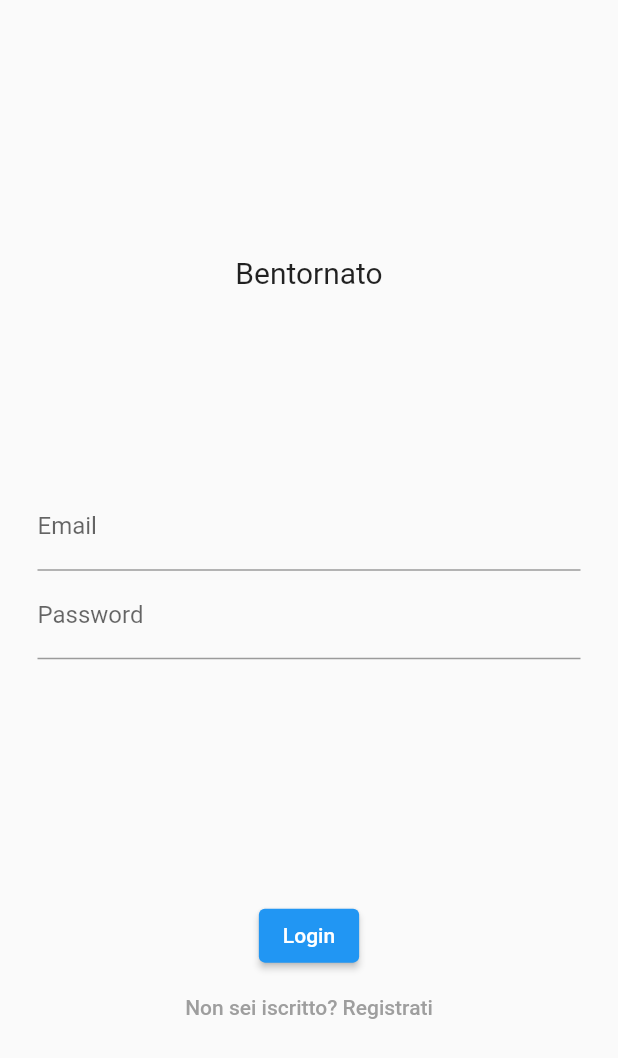
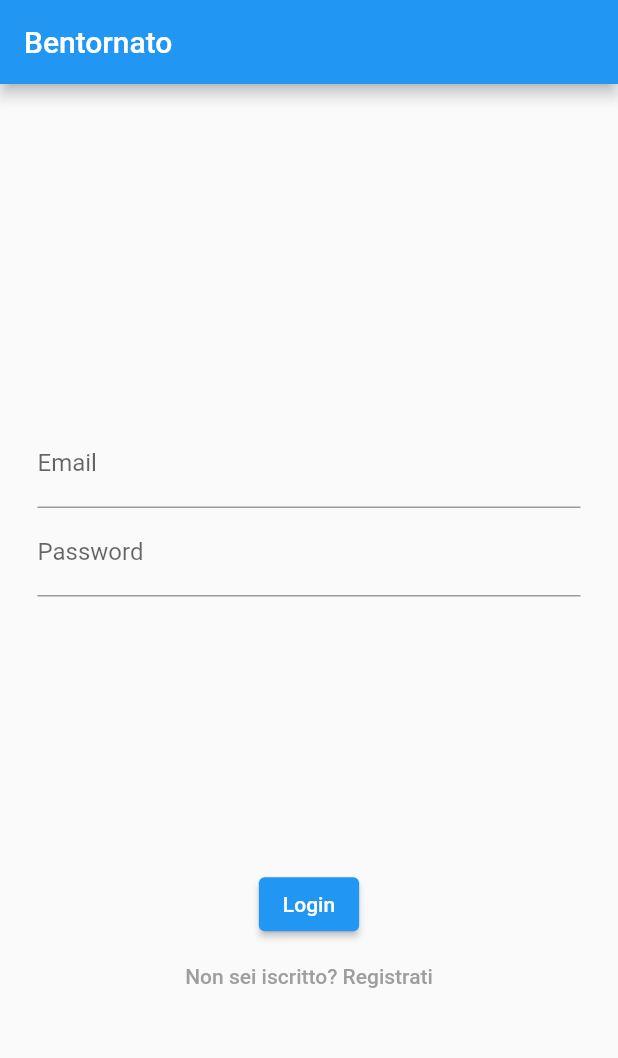
Before and after one commit to Glydric/cyberbullism_bully, a Flutter app: the LogInPage screen opened directly, after a tap on "Login", on a phone screen of 412 x 824 dp. Shown: the top 1058 px of the screen. Run offline on Flutter 3.47's test engine with Material 2 defaults, Android fonts, the phone set to English and light mode, and no system bars; our stand-ins replace shared_preferences; accounts and stored records are empty; network calls fail.

Commit message:
renaming and working login switcher

```diff
--- a/lib/View/user/login_registration/login_page.dart
+++ b/lib/View/profile/login_registration/login_page.dart
@@ -4,8 +4,6 @@ import '/Model/connect_db/user_connector.dart';
 import '/Model/connect_db/login_exception.dart';
 import '/Model/user.dart';
 import '/Model/user_save_manager.dart';
-
-import '/View/user/user_info_page.dart';
 
 import 'register_page.dart';
 
@@ -25,21 +23,31 @@ class _LogInPageState extends State<LogInPage> {
   void signIn() async {
     try {
       User user = await DbUserConnector.getUser(
-          _emailController.text, _passowordController.text);
+        _emailController.text,
+        _passowordController.text,
+      );
 
       UserSavingManager.saveUser(user);
-      toPage(const UserInfoPage());
+
+      Navigator.pop(context);
+
       _errorName = "";
     } on LoginException catch (e) {
-      if (e.toString() == "invalid-email") {
-        setState(() => _errorName = "Inserire un'email corretta");
+      switch (e.toString()) {
+        case "invalid-email":
+          _errorName = "Inserire un'email corretta";
+          break;
+        case "user-not-found":
+          _errorName = "Utente o password errata";
+          break;
+        case "too-many-requests":
+          _errorName = "Troppi tentativi, provare più tardi";
+          break;
+        default:
+          debugPrint(e.toString());
       }
-      if (e.message == "user-not-found") {
-        setState(() => _errorName = "Utente o password errata");
-      }
-      if (e.toString() == "too-many-requests") {
-        setState(() => _errorName = "Troppi tentativi, provare più tardi");
-      }
+    } finally {
+      setState(() => _errorName);
     }
   }
 
@@ -52,6 +60,10 @@ class _LogInPageState extends State<LogInPage> {
 
   @override
   Widget build(BuildContext context) => Scaffold(
+        appBar: AppBar(
+          title: const Text("Bentornato", style: TextStyle(fontSize: 20)),
+          automaticallyImplyLeading: false,
+        ),
         body: SafeArea(
           child: Center(
             child: Padding(
@@ -59,15 +71,6 @@ class _LogInPageState extends State<LogInPage> {
               child: Column(
                 children: [
                   const Spacer(),
-                  const Text(
-                    "", //TODO inserire il titolo
-                    style: TextStyle(
-                      fontWeight: FontWeight.bold,
-                      fontSize: 36,
-                    ),
-                  ),
-                  const Spacer(),
-                  const Text("Bentornato", style: TextStyle(fontSize: 20)),
                   const Spacer(),
                   const Spacer(),
 
@@ -101,7 +104,6 @@ class _LogInPageState extends State<LogInPage> {
                     ),
                   ]),
                   const Spacer(),
-
                   const Spacer(),
                   ElevatedButton(
                     onPressed: signIn,
--- a/lib/View/user/user_info_page.dart
+++ b/lib/View/profile/user_info_page.dart
@@ -27,6 +27,10 @@ class _UserInfoPageState extends State<UserInfoPage> {
           children: [
             const Text("UserName:"),
             Text(user.toString()),
+            const ElevatedButton(
+              onPressed: UserSavingManager.deleteUser,
+              child: Text("Logout"),
+            ),
           ],
         ),
       ),
--- a/lib/View/segnalazioni/user/home.dart
+++ b/lib/View/segnalazioni/user/home.dart
@@ -16,9 +16,9 @@ class HomeSegnalazioni extends StatefulWidget {
 
 class _HomeSegnalazioniState extends State<HomeSegnalazioni> {
   bool _isWriting = false;
+
   @override
   Widget build(BuildContext context) => Scaffold(
-        appBar: AppBar(title: const Text("Le tue segnalazioni")),
         body: Center(
           child: Stack(
             children: <Widget>[
--- a/lib/main.dart
+++ b/lib/main.dart
@@ -1,5 +1,5 @@
 import 'package:flutter/material.dart';
-import 'screen_switcher.dart';
+import 'main_switcher.dart';
 
 /// Questa classe è la classe principale che avvia tutta l'app flutter
 void main() async {
```
Also changed, not shown: lib/Model/user_save_manager.dart (+8 -2 lines), lib/View/profile/login_registration/register_page.dart (renamed from lib/View/user/login_registration/register_page.dart, +34 -22 lines), lib/View/profile/switcher.dart (renamed from lib/View/user/login_page_switcher.dart, +13 -15 lines), lib/View/segnalazioni/switcher.dart (renamed from lib/View/segnalazioni/switcher_segnalazioni.dart, +17 -9 lines), lib/main_switcher.dart (renamed from lib/screen_switcher.dart, +4 -4 lines), lib/View/profile/psyco_info_page.dart (renamed from lib/View/user/psyco_info_page.dart), lib/View/segnalazioni/psyco/home.dart (renamed from lib/View/segnalazioni/psy_segnalazione.dart).
